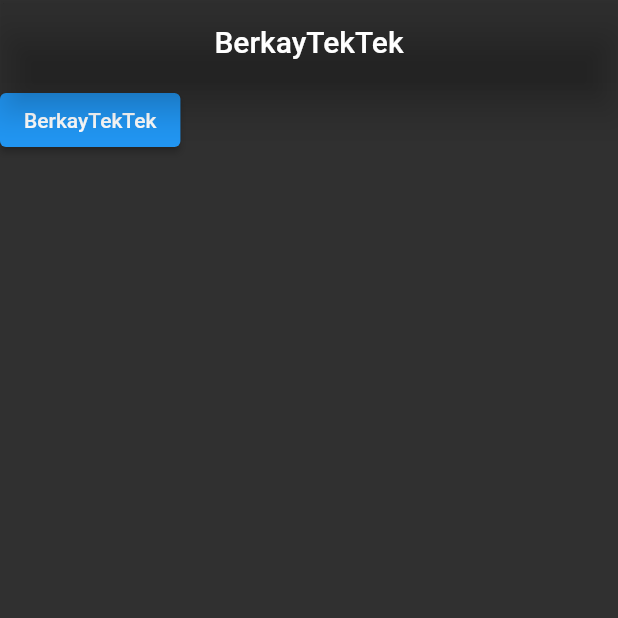
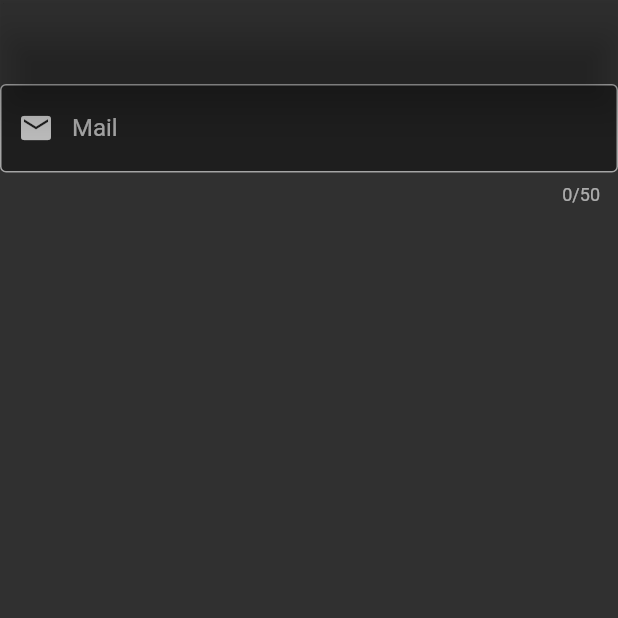
Before and after one commit to berkayercan3/Flutter, a Flutter app: the screen it shows after launch, on a phone screen of 412 x 824 dp, the top half of it. Run offline on Flutter 3.47's test engine with Material 2 defaults, Android fonts, the light colour scheme and no system bars; missing offline and left inert: dart:ffi.

Commit message:
TextFieldOne

```diff
--- /dev/null
+++ b/KAFE/lib/101/text_field_learn.dart
@@ -0,0 +1,29 @@
+import 'package:flutter/material.dart';
+
+
+class TextFieldLearn extends StatefulWidget {
+  const TextFieldLearn({super.key});
+
+  @override
+  State<TextFieldLearn> createState() => _TextFieldLearnState();
+}
+
+class _TextFieldLearnState extends State<TextFieldLearn> {
+  @override
+  Widget build(BuildContext context) {
+    return Scaffold(
+      appBar: AppBar(),
+      body: const TextField(// ekrana yazı yazabileceğin bir textfield geldi
+        maxLength: 50, // yazılabilecek maksimum değeri ifade eder
+        //buildCounter araştır ayrıyetten ******
+        decoration: InputDecoration(prefixIcon: Icon(Icons.mail), // field başına mail ıconu
+        border: OutlineInputBorder(), //field etrafına bir outline çizgi eklendi
+          labelText: 'Mail', //küçük bir mail yazısı eklendi
+          fillColor: Colors.black38,
+          filled: true,
+        ),
+
+      ),
+    );
+  }
+}
--- a/KAFE/lib/main.dart
+++ b/KAFE/lib/main.dart
@@ -18,6 +18,7 @@ import 'package:kafe/101/stack_learn.dart';
 import 'package:kafe/101/stateful_learn.dart';
 import 'package:kafe/101/statefull_life_cycle_learn.dart';
 import 'package:kafe/101/stateless_learn.dart';
+import 'package:kafe/101/text_field_learn.dart';
 import 'package:kafe/101/text_learn_view.dart';
 import 'package:kafe/Demos/Demo1.dart';
 import 'package:kafe/Demos/Demo2.dart';
@@ -51,7 +52,7 @@ class MyApp extends StatelessWidget {
         // arka plan her yerde transparant
         elevation: 10, // gölge? görünürlüğü? her yerde 5
       )),
-      home: const StatefullLifeCycleLearn(message: "Berkay"), // çağırma işlemi yaptık
+      home: const TextFieldLearn(), // çağırma işlemi yaptık
     );
   }
 }
```
